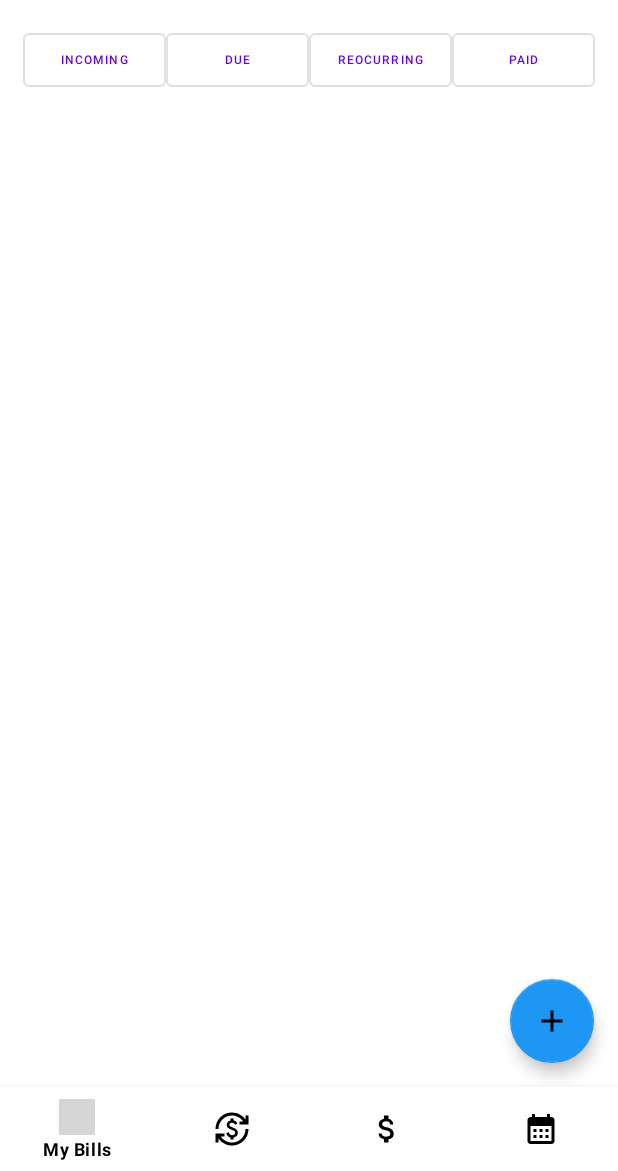
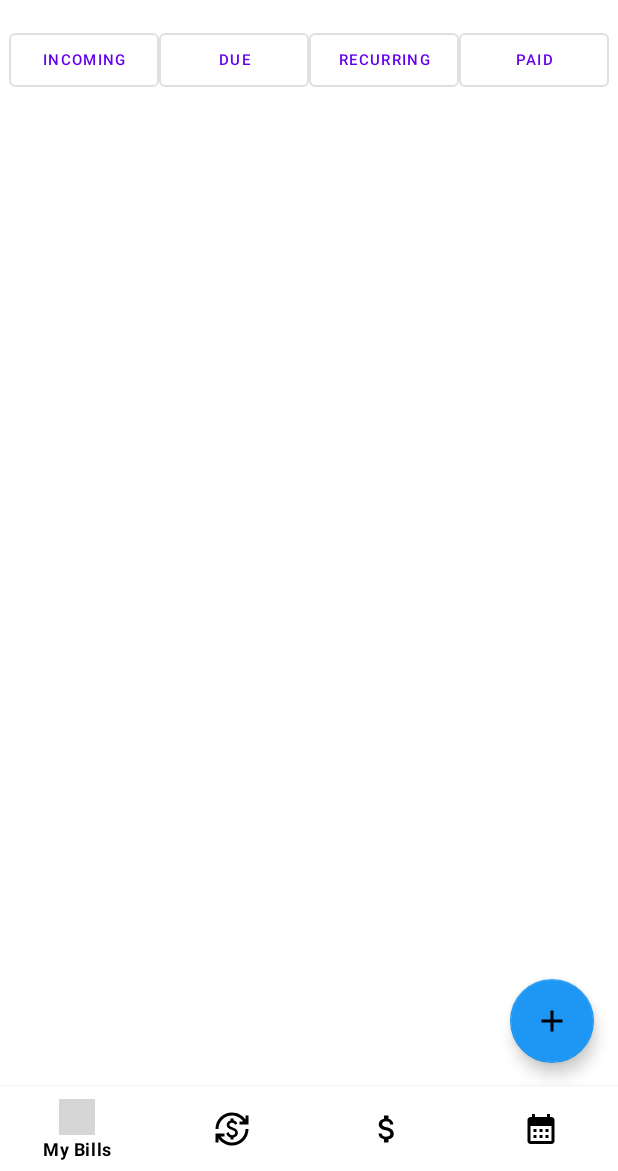
Before and after one commit to j-ritter/SmartStackSolutions, an Android app built with Jetpack Compose: the MyBills screen opened directly, with no data from a screen before it, on a phone screen of 412 x 824 dp, the part 65-1236 px from its top. Run offline under Robolectric (Android 15) with nearby library versions, the phone set to English and light mode, and no system bars; our stand-ins replace Firebase (no records; nobody signed in at launch, a user with empty details on screens opened directly); grey boxes are pictures that could not be loaded.

```diff
--- a/app/src/main/res/layout/activity_my_bills.xml
+++ b/app/src/main/res/layout/activity_my_bills.xml
@@ -28,10 +28,10 @@
         <Button
             android:id="@+id/button1"
             style="?attr/materialButtonOutlinedStyle"
-            android:layout_width="95dp"
+            android:layout_width="100dp"
             android:layout_height="wrap_content"
             android:text="@string/incoming"
-            android:textSize="8sp"
+            android:textSize="10sp"
             app:layout_constraintTop_toBottomOf="@+id/materialToolbar"
             app:layout_constraintStart_toStartOf="parent"
             app:layout_constraintEnd_toStartOf="@+id/button2"
@@ -40,10 +40,10 @@
         <Button
             android:id="@+id/button2"
             style="?attr/materialButtonOutlinedStyle"
-            android:layout_width="95dp"
+            android:layout_width="100dp"
             android:layout_height="wrap_content"
             android:text="@string/due"
-            android:textSize="8sp"
+            android:textSize="10sp"
             app:layout_constraintTop_toBottomOf="@+id/materialToolbar"
             app:layout_constraintStart_toEndOf="@+id/button1"
             app:layout_constraintEnd_toStartOf="@+id/button3"
@@ -52,10 +52,10 @@
         <Button
             android:id="@+id/button3"
             style="?attr/materialButtonOutlinedStyle"
-            android:layout_width="95dp"
+            android:layout_width="100dp"
             android:layout_height="wrap_content"
-            android:text="@string/reocurring"
-            android:textSize="8sp"
+            android:text="@string/recurring"
+            android:textSize="10sp"
             app:layout_constraintTop_toBottomOf="@+id/materialToolbar"
             app:layout_constraintStart_toEndOf="@+id/button2"
             app:layout_constraintEnd_toStartOf="@+id/button4"
@@ -64,10 +64,10 @@
         <Button
             android:id="@+id/button4"
             style="?attr/materialButtonOutlinedStyle"
-            android:layout_width="95dp"
+            android:layout_width="100dp"
             android:layout_height="wrap_content"
             android:text="@string/paid"
-            android:textSize="8sp"
+            android:textSize="10sp"
             app:layout_constraintTop_toBottomOf="@+id/materialToolbar"
             app:layout_constraintStart_toEndOf="@+id/button3"
             app:layout_constraintEnd_toEndOf="parent"
--- a/app/src/main/res/values/strings.xml
+++ b/app/src/main/res/values/strings.xml
@@ -18,7 +18,7 @@
     <string name="account">Account</string>
     <string name="incoming">Incoming</string>
     <string name="due">Due</string>
-    <string name="reocurring">Reocurring</string>
+    <string name="recurring">Recurring</string>
     <string name="paid">Paid</string>
     <string name="required" />
     <string name="Title" />
```
Also changed, not shown: app/src/main/java/com/example/smartstackbills/MyAdapter.java (+1 -7 lines), app/src/main/res/layout/item_month_header.xml (added, +14 -0 lines), app/src/main/res/layout/items.xml (+16 -95 lines).
